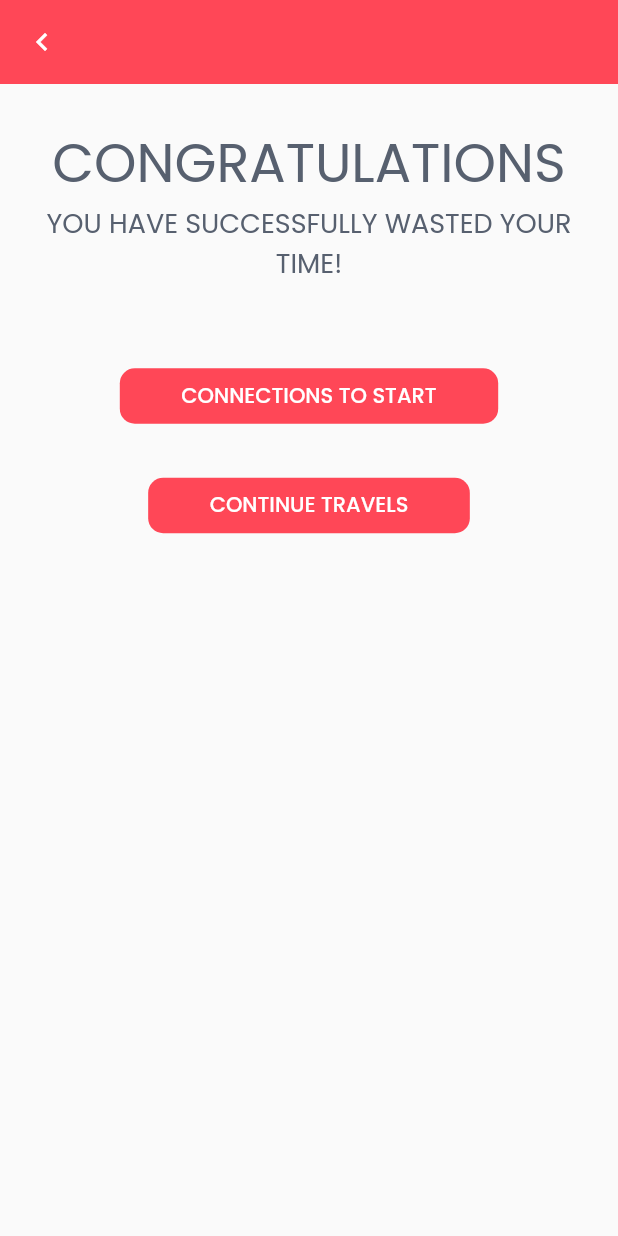
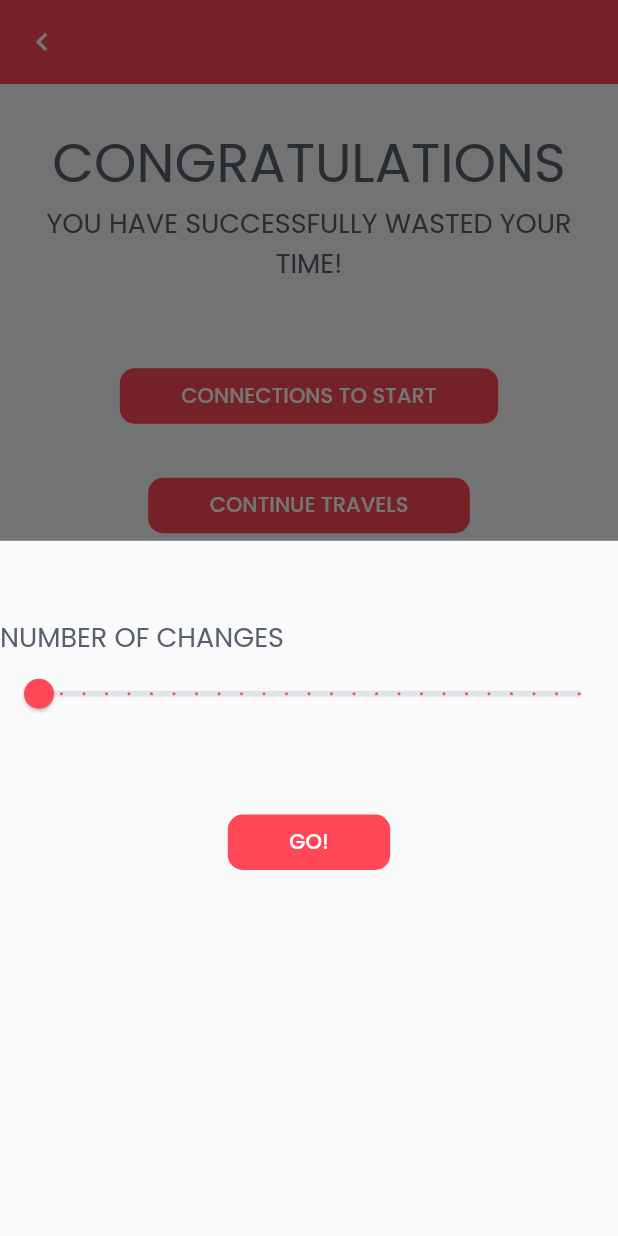
Before and after one commit to SuspiciouslyCool/RandomTransport, a Flutter app: the EndView screen opened directly, after a tap on "CONTINUE TRAVELS", on a phone screen of 412 x 824 dp. Run offline on Flutter 3.47's test engine with Material 2 defaults, Android fonts, the phone set to English and light mode, and no system bars.

Commit message:
Added Bottomsheet with slider and button

```diff
--- /dev/null
+++ b/lib/components/ct-bottomsheet.dart
@@ -0,0 +1,70 @@
+import 'package:flutter/material.dart';
+import 'package:provider/provider.dart';
+import 'package:randomtransport/components/errorbar.dart';
+import 'package:randomtransport/components/form/formbutton.dart';
+import 'package:randomtransport/components/form/sliderinput.dart';
+import 'package:randomtransport/services/lookup/lookupservice.dart';
+import 'package:randomtransport/utils/types/changes.dart';
+import 'package:randomtransport/utils/types/station.dart';
+import 'package:randomtransport/views/journey-view.dart';
+
+class ContinueTravelsBottomsheet extends StatefulWidget {
+  final Station initialstartingStation;
+
+  ContinueTravelsBottomsheet({this.initialstartingStation});
+  @override
+  _ContinueTravelsBottomsheetState createState() => _ContinueTravelsBottomsheetState();
+}
+
+class _ContinueTravelsBottomsheetState extends State<ContinueTravelsBottomsheet> {
+
+  LookupService lookupService = LookupService();
+
+  int _sliderInputValue;
+
+  @override
+  Widget build(BuildContext context) {
+    Changes changes = Provider.of<Changes>(context);
+    return Container(
+      child: Column(
+        children: [
+          SizedBox(
+                height: 51,
+              ),
+          SliderInput(
+                label: "NUMBER OF CHANGES",
+                callback: (int changes) {
+                  setState(() {
+                    _sliderInputValue=changes;
+                  });
+                },
+              ),
+              SizedBox(
+                height: 51,
+              ),
+              FormButton(
+                label: "GO!",
+                callback: () async {
+                  if(_sliderInputValue==null || _sliderInputValue==0) {
+                    return;
+                  }
+                  // Station startingStation = await lookupService.getStartingStationData(_textInputValue);
+                  if(widget.initialstartingStation==null) {
+                    ScaffoldMessenger.of(context).showSnackBar(stationErrorBar);
+                    return;
+                  }
+                  Navigator.of(context).pop();
+                  Navigator.of(context).pop();
+                  Navigator.of(context).push(MaterialPageRoute(
+                    builder: (BuildContext context) => JourneyView(
+                      initialStartingStation: widget.initialstartingStation,
+                    ),
+                  ));
+                  changes.setChanges(_sliderInputValue);
+                },
+              ),
+        ],
+      ),
+    );
+  }
+}
--- a/lib/views/end-view.dart
+++ b/lib/views/end-view.dart
@@ -1,4 +1,5 @@
 import 'package:flutter/material.dart';
+import 'package:randomtransport/components/ct-bottomsheet.dart';
 import 'package:randomtransport/components/form/formbutton.dart';
 import 'package:randomtransport/utils/theme.dart';
 import 'package:randomtransport/utils/types/station.dart';
@@ -55,7 +56,12 @@ class EndView extends StatelessWidget {
               FormButton(
                 label: "CONTINUE TRAVELS",
                 callback: () async {
-
+                 showModalBottomSheet(
+                   context: context,
+                   builder: (BuildContext context) => ContinueTravelsBottomsheet(
+                     initialstartingStation: lastStation,
+                   ),
+                 );
                 },
               ),
             ],
```
